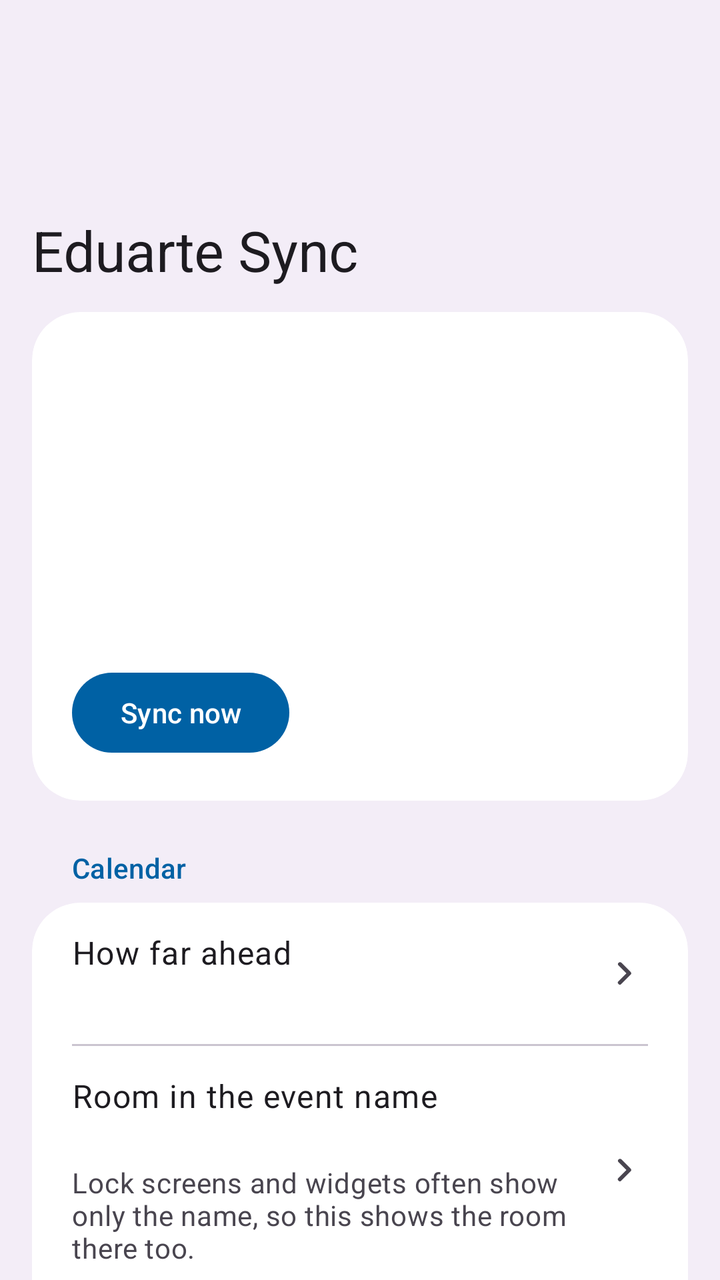
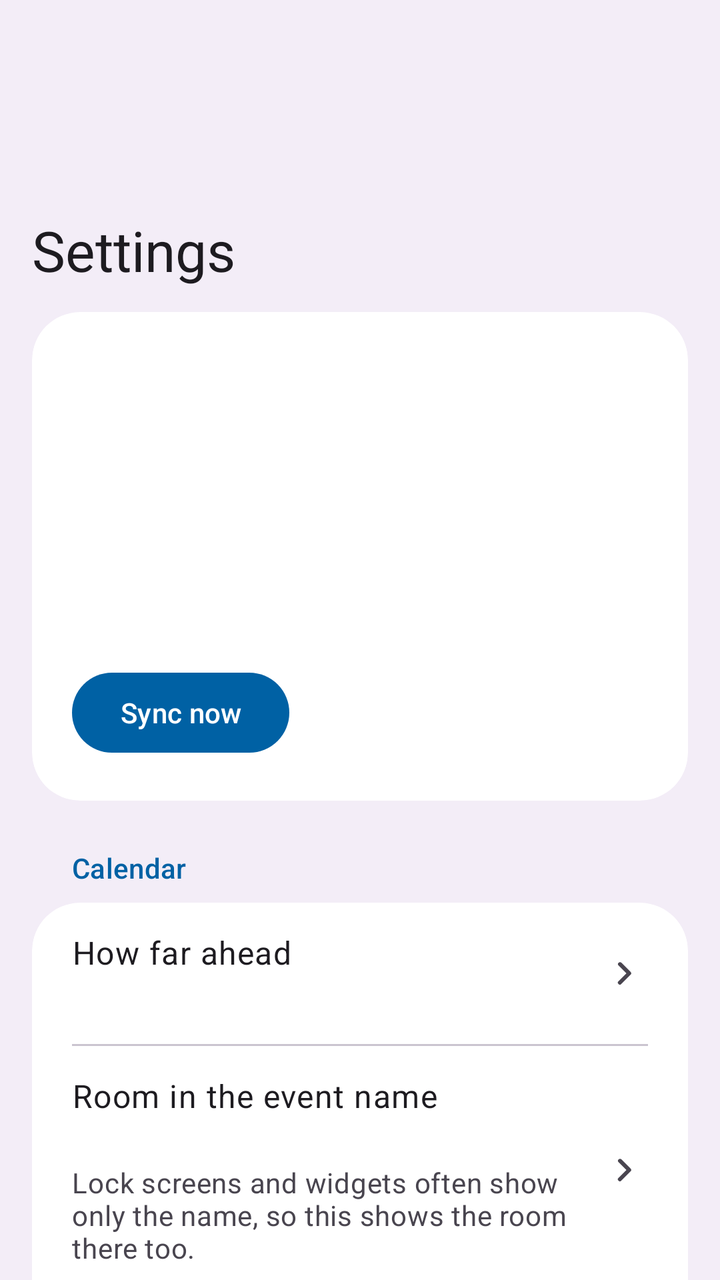

The first picture is an Android layout as it rendered before a commit; the second is the same layout after the commit. The layout source and the unified diff follow.
<!-- AndroidManifest.xml: activity theme Theme.EduarteSync.Screen -->
<!-- res/layout/activity_settings.xml -->
<?xml version="1.0" encoding="utf-8"?>
<androidx.coordinatorlayout.widget.CoordinatorLayout xmlns:android="http://schemas.android.com/apk/res/android"
    xmlns:app="http://schemas.android.com/apk/res-auto"
    android:id="@+id/root"
    android:layout_width="match_parent"
    android:layout_height="match_parent"
    android:background="?attr/screenColor">

    <com.google.android.material.appbar.AppBarLayout
        android:id="@+id/appBar"
        style="@style/ScreenAppBar">

        <com.google.android.material.appbar.CollapsingToolbarLayout
            style="?attr/collapsingToolbarLayoutLargeStyle"
            android:layout_width="match_parent"
            android:layout_height="?attr/collapsingToolbarLayoutLargeSize"
            app:contentScrim="?attr/screenColor"
            app:layout_scrollFlags="scroll|exitUntilCollapsed|snap"
            app:title="Eduarte Sync">

            <com.google.android.material.appbar.MaterialToolbar
                android:id="@+id/toolbar"
                android:layout_width="match_parent"
                android:layout_height="?attr/actionBarSize"
                android:elevation="0dp"
                app:layout_collapseMode="pin" />
        </com.google.android.material.appbar.CollapsingToolbarLayout>
    </com.google.android.material.appbar.AppBarLayout>

    <androidx.core.widget.NestedScrollView
        android:id="@+id/scroll"
        android:layout_width="match_parent"
        android:layout_height="match_parent"
        android:clipToPadding="false"
        app:layout_behavior="@string/appbar_scrolling_view_behavior">

        <LinearLayout
            android:id="@+id/content"
            android:layout_width="match_parent"
            android:layout_height="wrap_content"
            android:orientation="vertical"
            android:paddingHorizontal="16dp"
            android:paddingBottom="24dp">

            
            <com.google.android.material.card.MaterialCardView
                style="@style/Card"
                android:layout_marginTop="4dp">

                <LinearLayout
                    android:layout_width="match_parent"
                    android:layout_height="wrap_content"
                    android:orientation="vertical"
                    android:padding="20dp">

                    <LinearLayout
                        android:layout_width="match_parent"
                        android:layout_height="wrap_content"
                        android:gravity="center_vertical"
                        android:orientation="horizontal">

                        <View
                            android:id="@+id/stateDot"
                            android:layout_width="14dp"
                            android:layout_height="14dp"
                            android:layout_marginEnd="12dp" />

                        <TextView
                            android:id="@+id/statusHeadline"
                            android:layout_width="0dp"
                            android:layout_height="wrap_content"
                            android:layout_weight="1"
                            android:accessibilityLiveRegion="polite"
                            android:textAppearance="?attr/textAppearanceHeadlineSmall"
                            android:textColor="?attr/colorOnSurface" />
                    </LinearLayout>

                    <TextView
                        android:id="@+id/statusSubline"
                        android:layout_width="match_parent"
                        android:layout_height="wrap_content"
                        android:layout_marginStart="26dp"
                        android:paddingTop="2dp"
                        android:textAppearance="?attr/textAppearanceBodyLarge"
                        android:textColor="?attr/colorOnSurface" />

                    <com.google.android.material.progressindicator.LinearProgressIndicator
                        android:id="@+id/syncProgress"
                        android:layout_width="match_parent"
                        android:layout_height="wrap_content"
                        android:layout_marginTop="12dp"
                        android:indeterminate="true"
                        android:visibility="gone"
                        app:trackCornerRadius="2dp" />

                    <TextView
                        android:id="@+id/coverage"
                        android:layout_width="match_parent"
                        android:layout_height="wrap_content"
                        android:paddingTop="16dp"
                        android:textAppearance="?attr/textAppearanceBodyMedium"
                        android:textColor="?attr/colorOnSurface" />

                    <TextView
                        android:id="@+id/nextSync"
                        android:layout_width="match_parent"
                        android:layout_height="wrap_content"
                        android:paddingTop="2dp"
                        android:textAppearance="?attr/textAppearanceBodyMedium"
                        android:textColor="?attr/colorOnSurfaceVariant" />

                    <TextView
                        android:id="@+id/status"
                        android:layout_width="match_parent"
                        android:layout_height="wrap_content"
                        android:paddingTop="12dp"
                        android:textAppearance="?attr/textAppearanceBodySmall"
                        android:textColor="?attr/colorOnSurfaceVariant"
                        android:textIsSelectable="true" />

                    <LinearLayout
                        android:layout_width="match_parent"
                        android:layout_height="wrap_content"
                        android:layout_marginTop="16dp"
                        android:orientation="horizontal">

                        <com.google.android.material.button.MaterialButton
                            android:id="@+id/logIn"
                            android:layout_width="wrap_content"
                            android:layout_height="wrap_content"
                            android:layout_marginEnd="8dp"
                            android:text="Log in"
                            android:visibility="gone" />

                        <com.google.android.material.button.MaterialButton
                            android:id="@+id/syncNow"
                            android:layout_width="wrap_content"
                            android:layout_height="wrap_content"
                            android:text="Sync now" />
                    </LinearLayout>
                </LinearLayout>
            </com.google.android.material.card.MaterialCardView>

            
            <TextView style="@style/SectionHeader" android:text="Calendar" />
            <com.google.android.material.card.MaterialCardView style="@style/Card">

                <LinearLayout
                    android:layout_width="match_parent"
                    android:layout_height="wrap_content"
                    android:orientation="vertical">

                    <LinearLayout android:id="@+id/rangeRow" style="@style/Row">
                        <LinearLayout style="@style/RowText">
                            <TextView style="@style/RowTitle" android:text="How far ahead" />
                            <TextView android:id="@+id/rangeValue" style="@style/RowValue" />
                        </LinearLayout>
                        <ImageView style="@style/RowChevron" />
                    </LinearLayout>

                    <com.google.android.material.divider.MaterialDivider style="@style/RowDivider" />

                    <LinearLayout android:id="@+id/roomRow" style="@style/Row">
                        <LinearLayout style="@style/RowText">
                            <TextView style="@style/RowTitle" android:text="Room in the event name" />
                            <TextView android:id="@+id/roomValue" style="@style/RowValue" />
                            <TextView
                                style="@style/RowSummary"
                                android:text="Lock screens and widgets often show only the name, so this shows the room there too." />
                        </LinearLayout>
                        <ImageView style="@style/RowChevron" />
                    </LinearLayout>

                    <com.google.android.material.divider.MaterialDivider style="@style/RowDivider" />

                    <LinearLayout android:id="@+id/subjects" style="@style/Row">
                        <LinearLayout style="@style/RowText">
                            <TextView style="@style/RowTitle" android:text="Subjects (beta)" />
                            <TextView
                                style="@style/RowSummary"
                                android:text="Your own name, emoji and color per subject" />
                        </LinearLayout>
                        <ImageView style="@style/RowChevron" />
                    </LinearLayout>

                    <com.google.android.material.divider.MaterialDivider style="@style/RowDivider" />

                    <Button
                        android:id="@+id/clearCalendar"
                        style="@style/DangerRow"
                        android:text="Clear calendar" />
                </LinearLayout>
            </com.google.android.material.card.MaterialCardView>
            <TextView
                style="@style/Footnote"
                android:text="Lessons go into a separate calendar called &quot;Eduarte rooster&quot;. Clearing removes it; the next sync brings it back." />

            
            <TextView style="@style/SectionHeader" android:text="Background sync &amp; notifications" />
            <com.google.android.material.card.MaterialCardView style="@style/Card">

                <LinearLayout
                    android:layout_width="match_parent"
                    android:layout_height="wrap_content"
                    android:orientation="vertical">

                    <LinearLayout android:id="@+id/autoSyncRow" style="@style/Row">
                        <LinearLayout style="@style/RowText">
                            <TextView style="@style/RowTitle" android:text="Sync automatically" />
                            <TextView
                                style="@style/RowSummary"
                                android:text="About every 12 hours. When off, tap the app icon to sync." />
                        </LinearLayout>
                        <com.google.android.material.materialswitch.MaterialSwitch
                            android:id="@+id/autoSync"
                            android:layout_width="wrap_content"
                            android:layout_height="wrap_content"
                            android:layout_marginStart="12dp"
                            android:contentDescription="Sync automatically" />
                    </LinearLayout>

                    <com.google.android.material.divider.MaterialDivider style="@style/RowDivider" />

                    <LinearLayout android:id="@+id/notificationSettings" style="@style/Row">
                        <LinearLayout style="@style/RowText">
                            <TextView style="@style/RowTitle" android:text="Schedule change notifications" />
                            <TextView android:id="@+id/notificationStatus" style="@style/RowValue" />
                            <TextView
                                style="@style/RowSummary"
                                android:text="Change this in Android settings" />
                        </LinearLayout>
                        <ImageView style="@style/RowChevron" />
                    </LinearLayout>
                </LinearLayout>
            </com.google.android.material.card.MaterialCardView>

            
            <TextView style="@style/SectionHeader" android:text="Account" />
            <com.google.android.material.card.MaterialCardView style="@style/Card">

                <LinearLayout
                    android:layout_width="match_parent"
                    android:layout_height="wrap_content"
                    android:orientation="vertical">

                    <LinearLayout android:id="@+id/saveLoginRow" style="@style/Row">
                        <LinearLayout style="@style/RowText">
                            <TextView style="@style/RowTitle" android:text="Fill in my email and password" />
                            <TextView
                                style="@style/RowSummary"
                                android:text="Saved encrypted on this phone at your next login, so only the Authenticator is left. Turning it off deletes them." />
                        </LinearLayout>
                        <com.google.android.material.materialswitch.MaterialSwitch
                            android:id="@+id/saveLogin"
                            android:layout_width="wrap_content"
                            android:layout_height="wrap_content"
                            android:layout_marginStart="12dp"
                            android:contentDescription="Fill in my email and password" />
                    </LinearLayout>

                    <com.google.android.material.divider.MaterialDivider style="@style/RowDivider" />

                    <LinearLayout android:id="@+id/loginLog" style="@style/Row">
                        <LinearLayout style="@style/RowText">
                            <TextView style="@style/RowTitle" android:text="Login log" />
                            <TextView
                                style="@style/RowSummary"
                                android:text="What happened at recent logins, to find out why it expires. No passwords or codes." />
                        </LinearLayout>
                        <ImageView style="@style/RowChevron" />
                    </LinearLayout>

                    <com.google.android.material.divider.MaterialDivider style="@style/RowDivider" />

                    <Button
                        android:id="@+id/logOut"
                        style="@style/DangerRow"
                        android:text="Log out / switch account" />
                </LinearLayout>
            </com.google.android.material.card.MaterialCardView>
            <TextView
                style="@style/Footnote"
                android:text="Logging out removes your Eduarte login and a saved password from this phone. The calendar stays." />

            
            <TextView style="@style/SectionHeader" android:text="About" />
            <com.google.android.material.card.MaterialCardView style="@style/Card">

                <LinearLayout
                    android:layout_width="match_parent"
                    android:layout_height="wrap_content"
                    android:orientation="vertical">

                    <LinearLayout
                        style="@style/Row"
                        android:background="@null"
                        android:clickable="false"
                        android:focusable="false">
                        <LinearLayout style="@style/RowText">
                            <TextView style="@style/RowTitle" android:text="Version" />
                            <TextView android:id="@+id/version" style="@style/RowSummary" />
                            <com.google.android.material.button.MaterialButton
                                android:id="@+id/downloadUpdate"
                                style="@style/Widget.Material3.Button.TonalButton"
                                android:layout_width="wrap_content"
                                android:layout_height="wrap_content"
                                android:layout_marginTop="8dp"
                                android:visibility="gone" />
                        </LinearLayout>
                    </LinearLayout>

                    <com.google.android.material.divider.MaterialDivider
                        android:id="@+id/allVersionsDivider"
                        style="@style/RowDivider"
                        android:visibility="gone" />

                    <LinearLayout
                        android:id="@+id/allVersions"
                        style="@style/Row"
                        android:visibility="gone">
                        <LinearLayout style="@style/RowText">
                            <TextView style="@style/RowTitle" android:text="All versions" />
                            <TextView
                                style="@style/RowSummary"
                                android:text="Every release, also older ones" />
                        </LinearLayout>
                        <ImageView style="@style/RowChevron" />
                    </LinearLayout>
                </LinearLayout>
            </com.google.android.material.card.MaterialCardView>
            <TextView
                style="@style/Footnote"
                android:text="Downloads come from the GitHub Releases page. Install over this version to keep your login. For an older version, uninstall first." />
        </LinearLayout>
    </androidx.core.widget.NestedScrollView>
</androidx.coordinatorlayout.widget.CoordinatorLayout>
<!-- resources referenced by this layout -->
<resources>
  <style name="Card" parent="Widget.Material3.CardView.Filled">
          <item name="android:layout_width">match_parent</item>
          <item name="android:layout_height">wrap_content</item>
          <item name="cardBackgroundColor">?attr/cardColor</item>
          <item name="cardCornerRadius">24dp</item>
      </style>
  <style name="Footnote">
          <item name="android:layout_width">match_parent</item>
          <item name="android:layout_height">wrap_content</item>
          <item name="android:paddingStart">20dp</item>
          <item name="android:paddingEnd">20dp</item>
          <item name="android:paddingTop">8dp</item>
          <item name="android:textAppearance">?attr/textAppearanceBodySmall</item>
          <item name="android:textColor">?attr/colorOnSurfaceVariant</item>
      </style>
  <style name="RowChevron">
          <item name="android:layout_width">24dp</item>
          <item name="android:layout_height">24dp</item>
          <item name="android:layout_marginStart">12dp</item>
          <item name="android:src">@drawable/ic_chevron_right</item>
          <item name="android:importantForAccessibility">no</item>
          <item name="tint">?attr/colorOnSurfaceVariant</item>
      </style>
  <style name="RowDivider">
          <item name="android:layout_width">match_parent</item>
          <item name="android:layout_height">wrap_content</item>
          <item name="dividerInsetStart">20dp</item>
          <item name="dividerInsetEnd">20dp</item>
          <item name="dividerColor">?attr/colorOutlineVariant</item>
      </style>
  <style name="RowSummary">
          <item name="android:layout_width">match_parent</item>
          <item name="android:layout_height">wrap_content</item>
          <item name="android:paddingTop">2dp</item>
          <item name="android:textAppearance">?attr/textAppearanceBodyMedium</item>
          <item name="android:textColor">?attr/colorOnSurfaceVariant</item>
      </style>
  <style name="RowText">
          <item name="android:layout_width">0dp</item>
          <item name="android:layout_height">wrap_content</item>
          <item name="android:layout_weight">1</item>
          <item name="android:orientation">vertical</item>
      </style>
  <style name="RowTitle">
          <item name="android:layout_width">match_parent</item>
          <item name="android:layout_height">wrap_content</item>
          <item name="android:textAppearance">?attr/textAppearanceBodyLarge</item>
          <item name="android:textColor">?attr/colorOnSurface</item>
      </style>
  <style name="RowValue">
          <item name="android:layout_width">match_parent</item>
          <item name="android:layout_height">wrap_content</item>
          <item name="android:paddingTop">2dp</item>
          <item name="android:textAppearance">?attr/textAppearanceBodyMedium</item>
          <item name="android:textColor">?attr/colorPrimary</item>
      </style>
  <style name="ScreenAppBar">
          <item name="android:layout_width">match_parent</item>
          <item name="android:layout_height">wrap_content</item>
          <item name="android:background">?attr/screenColor</item>
          <item name="liftOnScroll">false</item>
      </style>
  <style name="Theme.EduarteSync.Screen" parent="Base.Theme.EduarteSync" />
  <!-- drawable ic_chevron_right (drawable) -->
  <vector xmlns:android="http://schemas.android.com/apk/res/android"
      android:width="24dp"
      android:height="24dp"
      android:viewportWidth="24"
      android:viewportHeight="24">
      <path
          android:fillColor="#FF000000"
          android:pathData="M9.29,6.71a1,1 0,0 0,0 1.41L13.17,12l-3.88,3.88a1,1 0,1 0,1.41 1.41l4.59,-4.59a1,1 0,0 0,0 -1.41L10.7,6.7c-0.38,-0.38 -1.02,-0.38 -1.41,0.01z" />
  </vector>
  <color name="seed_primary">#0061A4</color>
  <color name="seed_on_primary">#FFFFFF</color>
  <color name="seed_primary_container">#D1E4FF</color>
  <color name="seed_on_primary_container">#001D36</color>
  <color name="seed_secondary_container">#D7E3F7</color>
  <color name="seed_on_secondary_container">#101C2B</color>
  <!-- unchanged entries left out for length: 4 -->
</resources>

<!-- the commit's change to res/layout/activity_settings.xml (unified diff, before → after) -->
@@ -16,7 +16,7 @@
             android:layout_height="?attr/collapsingToolbarLayoutLargeSize"
             app:contentScrim="?attr/screenColor"
             app:layout_scrollFlags="scroll|exitUntilCollapsed|snap"
-            app:title="Eduarte Sync">
+            app:title="Settings">
 
             <com.google.android.material.appbar.MaterialToolbar
                 android:id="@+id/toolbar"
